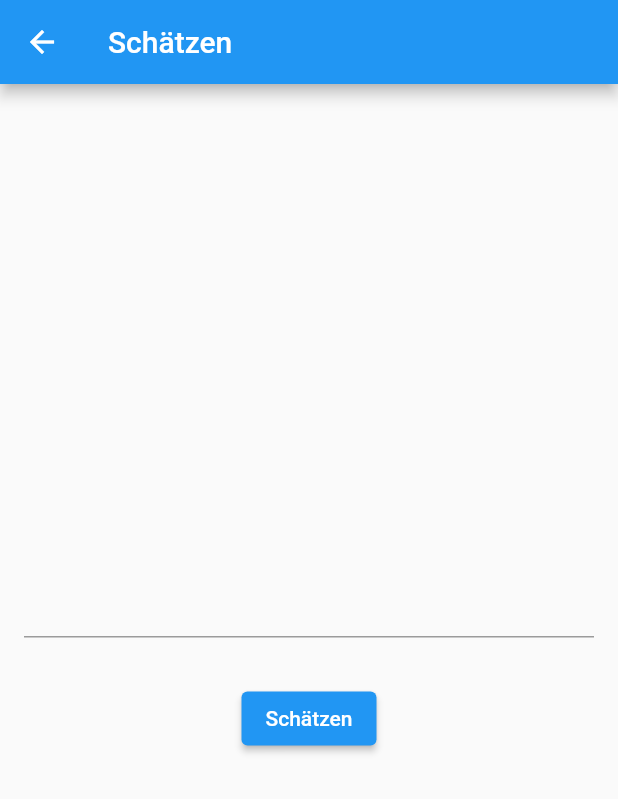
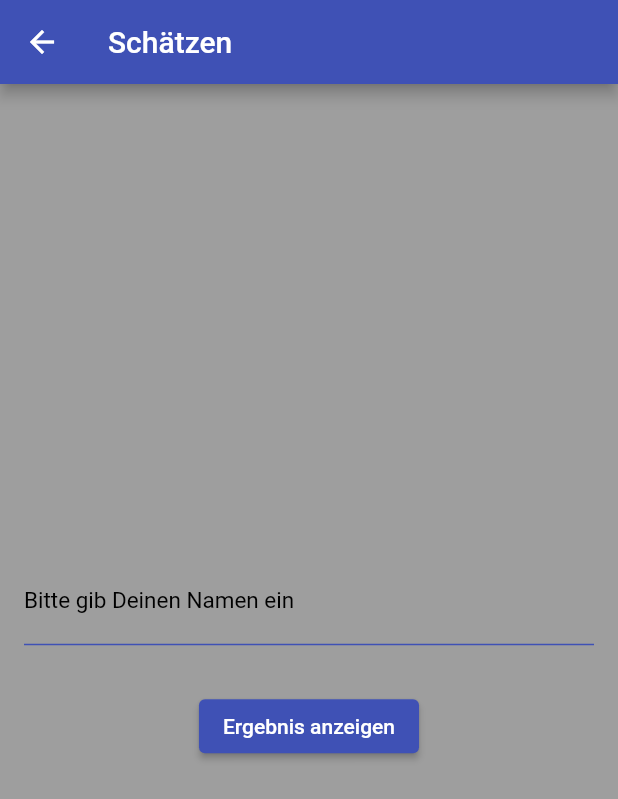
Before and after one commit to VanniGrabbe/Kapitel_573, a Flutter app: the screen it shows after launch, after a tap on an icon or button, on a phone screen of 412 x 824 dp. Shown: the top 799 px of the screen. Run offline on Flutter 3.47's test engine with Material 2 defaults, Android fonts, the phone set to English and light mode, and no system bars; our stand-ins replace hive_flutter; accounts and stored records are empty; network calls fail.

Commit message:
Aufgaben hinzugefügt

```diff
--- a/kapitel_573/lib/core/data/remote_data_source.dart
+++ b/kapitel_573/lib/core/data/remote_data_source.dart
@@ -1,3 +1,24 @@
+import 'dart:convert';
+import 'package:flutter/cupertino.dart';
 
+import 'package:http/http.dart' as http;
 
-var url = Uri.https('//agify.io/');
+Future<String> getEstimatedAge(String text) async {
+  try {
+    var name;
+    final response =
+        await http.get(Uri.parse('https://api.agify.io?name=$name'));
+    if (response.statusCode == 200) {
+      final dynamic jsonData = jsonDecode(response.body);
+      final int? age = jsonData['age'] as int?;
+      if (age != null) {
+        return age.toString();
+      } else {
+        return '';
+      }
+    }
+  } catch (e) {
+    debugPrint('Error fetching data: $e');
+  }
+  return '';
+}
--- a/kapitel_573/lib/core/presentation/styles/color_styles.dart
+++ b/kapitel_573/lib/core/presentation/styles/color_styles.dart
@@ -5,3 +5,7 @@ const Color kColorButton = Colors.indigo;
 const Color kColorTextButton = Colors.white;
 
 const Color kColorText = Colors.black;
+
+const Color kBackgroundColor = Colors.grey;
+
+const Color kAppBarColor = Colors.indigo;
--- a/kapitel_573/lib/core/presentation/styles/text_style.dart
+++ b/kapitel_573/lib/core/presentation/styles/text_style.dart
@@ -7,7 +7,7 @@ const kTextButton = TextStyle(
   color: kColorTextButton,
 );
 const kInputText = TextStyle(
-  fontSize: 20,
-  fontWeight: FontWeight.bold,
+  fontSize: 15,
+  fontWeight: FontWeight.normal,
   color: kColorText
 );
--- a/kapitel_573/lib/core/presentation/widgets/user_textfield.dart
+++ b/kapitel_573/lib/core/presentation/widgets/user_textfield.dart
@@ -1,28 +1,28 @@
 import 'package:flutter/material.dart';
+import 'package:kapitel_573/core/presentation/styles/color_styles.dart';
 import 'package:kapitel_573/core/presentation/styles/text_style.dart';
 
 class UserTextfield extends StatefulWidget {
-  final String? title;
+  final String labelText;
   final TextEditingController controller;
-  const UserTextfield({super.key, required this.title, required this.controller});
+  const UserTextfield(
+      {super.key, required this.labelText, required this.controller});
 
   @override
   State<UserTextfield> createState() => _UserTextfieldState();
 }
 
 class _UserTextfieldState extends State<UserTextfield> {
-
   @override
   Widget build(BuildContext context) {
-    return Column(
-      children: [
-       TextField(
-        controller: widget.controller,
-        style: kInputText,
-
-
-       )
-      ],
+    return const TextField(
+      cursorColor: kColorButton,
+      decoration: InputDecoration(
+        enabledBorder:
+            UnderlineInputBorder(borderSide: BorderSide(color: kColorButton)),
+        labelText: 'Bitte gib Deinen Namen ein',
+        labelStyle: kInputText,
+      ),
     );
   }
 }
--- a/kapitel_573/lib/features1/inputUser/presentation/pages/input_user_page.dart
+++ b/kapitel_573/lib/features1/inputUser/presentation/pages/input_user_page.dart
@@ -1,6 +1,7 @@
-import 'dart:convert';
 
 import 'package:flutter/material.dart';
+import 'package:kapitel_573/core/data/remote_data_source.dart';
+import 'package:kapitel_573/core/presentation/styles/color_styles.dart';
 import 'package:kapitel_573/core/presentation/widgets/user_textfield.dart';
 
 class InputUserPage extends StatefulWidget {
@@ -12,40 +13,16 @@ class InputUserPage extends StatefulWidget {
 
 class _InputUserPageState extends State<InputUserPage> {
   TextEditingController usernameController = TextEditingController();
-  String name = '';
   int age = 0;
+  String? name;
 
-  Future<void> getEstimatedAge(String text) async {
-    final name = usernameController.text;
-    if (name.isNotEmpty) {
-      final apiUrl = Uri.http('//api.agify.io');
-
-      var http;
-      final response = await http.post(apiUrl);
-
-      if (response.statusCode == 200) {
-        final data = json.decode(response.body);
-        var estimatedAge = data['age'] as int;
-        estimatedAge = 'Geschätztes Alter: $estimatedAge' as int;
-         setState(() {
-          Navigator.of(context).pushNamed(
-            '/result_page',
-          );
-      });
-        }
-
-    } else {
-      ScaffoldMessenger.of(context).showSnackBar(const SnackBar(
-          content: Text(
-        'Bitte gebe einen Namen ein',
-      )));
-    }
-  }
 
   @override
   Widget build(BuildContext context) {
     return Scaffold(
+      backgroundColor: kBackgroundColor,
       appBar: AppBar(
+        backgroundColor: kAppBarColor,
         title: const Text('Schätzen'),
       ),
       body: Padding(
@@ -58,17 +35,31 @@ class _InputUserPageState extends State<InputUserPage> {
           children: [
             UserTextfield(
               controller: usernameController,
-              title: '',
+              labelText: 'Bitte gebe Deinen Namen',
             ),
             const SizedBox(
               height: 30,
             ),
-            ElevatedButton(
+            FutureBuilder(
+              future: getEstimatedAge(usernameController.text),
+              builder: (context, snapshot) {
+                if (snapshot.hasData) {
+                  return ElevatedButton(style: ElevatedButton.styleFrom(backgroundColor: kColorButton),
+                      onPressed: () {
 
-                onPressed:(){
-                  getEstimatedAge(usernameController.text);
+                        setState(() {
+                          var estimatedAge = snapshot.data;
 
-                } , child: const Text('Schätzen'))
+                          Navigator.of(context).pushNamed('/result_page',
+                              arguments: {'age': estimatedAge});
+                        });
+                      },
+                      child: const Text('Ergebnis anzeigen'));
+                } else {
+                  return const CircularProgressIndicator();
+                }
+              },
+            )
           ],
         ),
       ),
--- a/kapitel_573/lib/features1/onboarding/presentation/pages/onboarding_page.dart
+++ b/kapitel_573/lib/features1/onboarding/presentation/pages/onboarding_page.dart
@@ -1,4 +1,5 @@
 import 'package:flutter/material.dart';
+import 'package:kapitel_573/core/presentation/styles/color_styles.dart';
 
 class MyApp extends StatelessWidget {
   const MyApp({super.key});
@@ -6,13 +7,8 @@ class MyApp extends StatelessWidget {
   // This widget is the root of your application.
   @override
   Widget build(BuildContext context) {
-    return MaterialApp(
-      title: 'Onboarding',
-      theme: ThemeData(
-        colorScheme: ColorScheme.fromSeed(seedColor: Colors.deepPurple),
-        useMaterial3: true,
-      ),
-      home: const OnboardingPage(),
+    return const MaterialApp(
+      home: OnboardingPage(),
     );
   }
 }
@@ -22,44 +18,42 @@ class OnboardingPage extends StatelessWidget {
 
   @override
   Widget build(BuildContext context) {
-
     return Scaffold(
+      backgroundColor: kBackgroundColor,
       appBar: AppBar(
-        backgroundColor: Colors.indigo,
-        title: Text('Onboarding'),
+        backgroundColor: kAppBarColor,
+        title: const Text('Onboarding'),
       ),
-      body:  Padding(
-        padding: EdgeInsets.only(right: 40, left: 40),
+      body: Padding(
+        padding: const EdgeInsets.only(right: 40, left: 40),
         child: Center(
           child: Column(
             mainAxisAlignment: MainAxisAlignment.center,
             crossAxisAlignment: CrossAxisAlignment.center,
-            children:[
+            children: [
               const Text(
-                'Willkommen bei API', style: TextStyle(fontSize: 20, fontWeight: FontWeight.bold),
+                'Willkommen bei API',
+                style: TextStyle(fontSize: 20, fontWeight: FontWeight.bold),
               ),
-              const SizedBox(height: 30,
+              const SizedBox(
+                height: 30,
               ),
-              const Text('In dieser App kannst du anhand eines Namens dein Alter ausgeben lassen. Probiere es gleich aus',
-              softWrap: true,
+              const Text(
+                'In dieser App kannst du anhand eines Namens dein Alter ausgeben lassen. Probiere es gleich aus',
+                softWrap: true,
               ),
-              const SizedBox(height: 40,
-
+              const SizedBox(
+                height: 40,
               ),
               ElevatedButton(
+                style: ElevatedButton.styleFrom(backgroundColor: kColorButton),
                 onPressed: () {
                   Navigator.of(context).pushNamed('/user_input_page');
                 },
                 child: const Text('Los geht`s'),
               ),
-
-
-
-
             ],
-
           ),
-
         ),
       ),
     );
--- a/kapitel_573/lib/main.dart
+++ b/kapitel_573/lib/main.dart
@@ -1,7 +1,11 @@
 import 'package:flutter/material.dart';
+import 'package:hive_flutter/adapters.dart';
 
 import 'app.dart';
 
-void main() {
+void main() async {
+  await Hive.initFlutter();
+  await Hive.openBox<String>('myUserBox');
+
   runApp(const MyApp());
 }
--- a/kapitel_573/pubspec.yaml
+++ b/kapitel_573/pubspec.yaml
@@ -36,6 +36,10 @@ dependencies:
   # Use with the CupertinoIcons class for iOS style icons.
   cupertino_icons: ^1.0.2
   http: ^1.1.0
+  hive: ^2.2.3
+  hive_flutter: ^1.1.0
+  hive_generator: ^2.0.1
+  build_runner: ^2.4.6
 
 dev_dependencies:
   flutter_test:
```
Also changed, not shown: kapitel_573/lib/app.dart (+3 -4 lines), kapitel_573/lib/features1/onboarding/presentation/widgets/primary_button.dart (deleted, +0 -35 lines), kapitel_573/lib/features1/resultPage/presentation/pages/result_page.dart (+36 -3 lines), kapitel_573/lib/core/data/local_data_source.dart (deleted), kapitel_573/lib/core/presentation/styles/user_input_styles.dart (renamed from kapitel_573/lib/core/presentation/styles/userInput_styles.dart), kapitel_573/lib/core/presentation/widgets/appBar.dart (deleted), kapitel_573/pubspec.lock, 8 other files.
